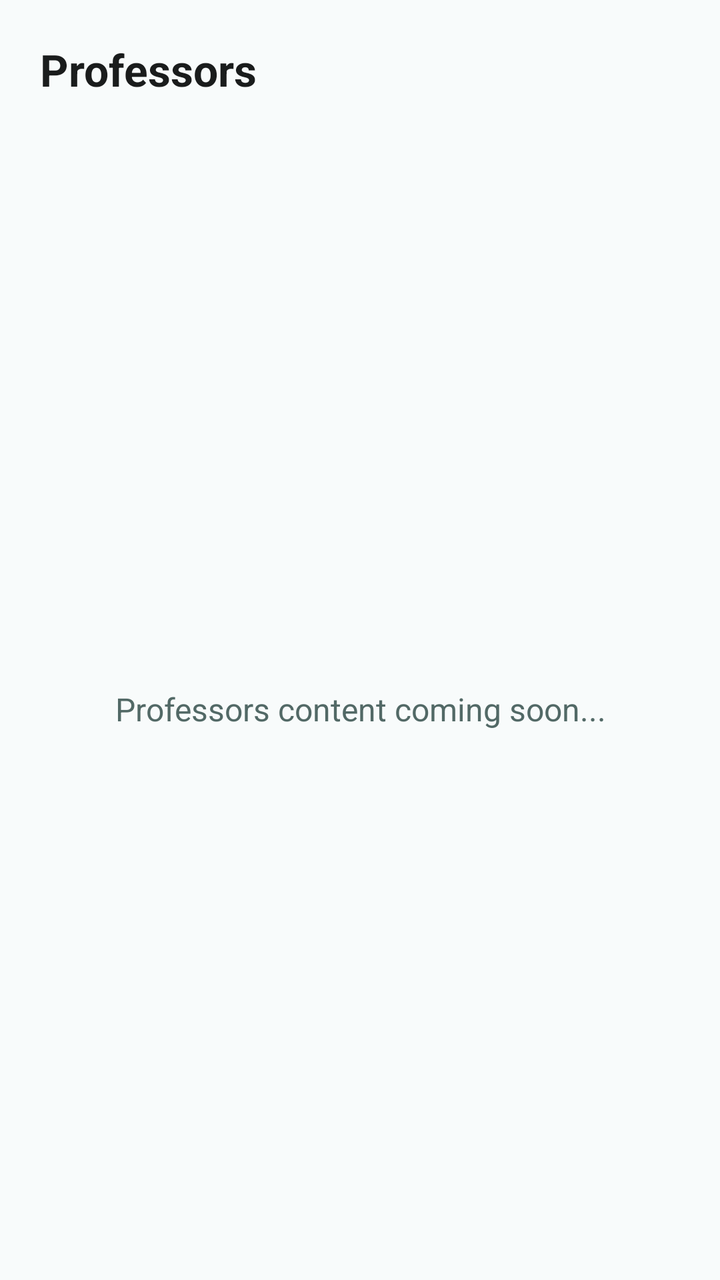
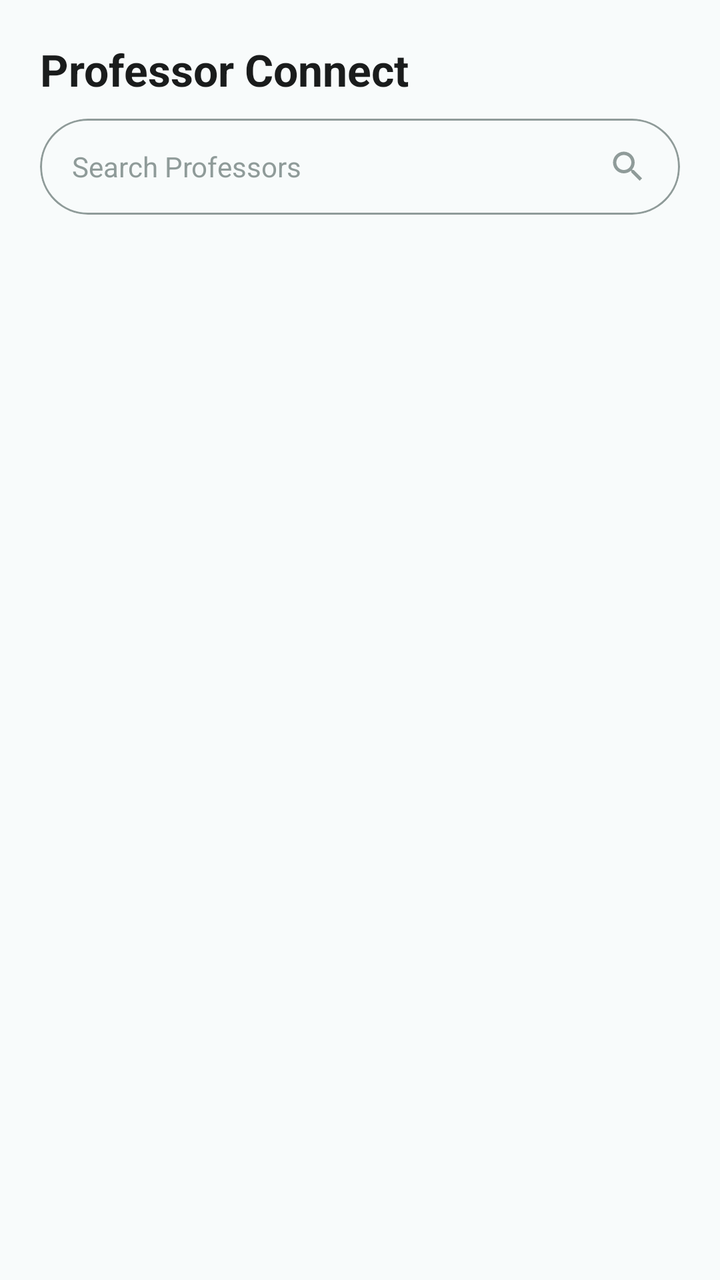

Before-and-after screenshots of an Android layout around one commit, followed by the original layout XML and the change that was made.
<!-- AndroidManifest.xml: application theme Theme.CampusBiome -->
<!-- res/layout/fragment_professors.xml -->
<?xml version="1.0" encoding="utf-8"?>
<LinearLayout xmlns:android="http://schemas.android.com/apk/res/android"
    android:layout_width="match_parent"
    android:layout_height="match_parent"
    android:orientation="vertical"
    android:background="#F8FBFB">

    
    <LinearLayout
        android:layout_width="match_parent"
        android:layout_height="wrap_content"
        android:orientation="horizontal"
        android:padding="20dp"
        android:gravity="center_vertical">

        <TextView
            android:layout_width="0dp"
            android:layout_height="wrap_content"
            android:layout_weight="1"
            android:text="Professors"
            android:textSize="22sp"
            android:textStyle="bold"
            android:textColor="#1A1C1C"/>

    </LinearLayout>

    <TextView
        android:layout_width="match_parent"
        android:layout_height="match_parent"
        android:text="Professors content coming soon..."
        android:gravity="center"
        android:textSize="16sp"
        android:textColor="#526966"/>

</LinearLayout>
<!-- resources referenced by this layout -->
<resources>
  <style name="Theme.CampusBiome" parent="Theme.MaterialComponents.Light.NoActionBar">
          <item name="colorPrimary">@color/primary</item>
          <item name="colorPrimaryDark">@color/primary_dark</item>
          <item name="colorAccent">@color/accent</item>
          <item name="android:windowBackground">@color/background</item>
      </style>
  <color name="primary">#4A8C7F</color>
  <color name="primary_dark">#3A7066</color>
  <color name="accent">#2D6A5E</color>
  <color name="background">#E8F5F2</color>
</resources>

<!-- the commit's change to res/layout/fragment_professors.xml (unified diff, before → after) -->
@@ -1,5 +1,6 @@
 <?xml version="1.0" encoding="utf-8"?>
 <LinearLayout xmlns:android="http://schemas.android.com/apk/res/android"
+    xmlns:app="http://schemas.android.com/apk/res-auto"
     android:layout_width="match_parent"
     android:layout_height="match_parent"
     android:orientation="vertical"
@@ -10,26 +11,78 @@
         android:layout_width="match_parent"
         android:layout_height="wrap_content"
         android:orientation="horizontal"
-        android:padding="20dp"
+        android:paddingHorizontal="20dp"
+        android:paddingTop="20dp"
+        android:paddingBottom="10dp"
         android:gravity="center_vertical">
+
+        <ImageView
+            android:id="@+id/btnBack"
+            android:layout_width="24dp"
+            android:layout_height="24dp"
+            android:src="@drawable/ic_back"
+            android:layout_marginEnd="16dp"
+            app:tint="#1A1C1C"
+            android:visibility="gone"/>
 
         <TextView
             android:layout_width="0dp"
             android:layout_height="wrap_content"
             android:layout_weight="1"
-            android:text="Professors"
+            android:text="Professor Connect"
             android:textSize="22sp"
             android:textStyle="bold"
             android:textColor="#1A1C1C"/>
 
     </LinearLayout>
 
-    <TextView
+    
+    <com.google.android.material.card.MaterialCardView
+        android:layout_width="match_parent"
+        android:layout_height="wrap_content"
+        android:layout_marginHorizontal="20dp"
+        android:layout_marginBottom="16dp"
+        app:cardCornerRadius="24dp"
+        app:cardElevation="0dp"
+        app:strokeWidth="1dp"
+        app:strokeColor="#8F9B99"
+        app:cardBackgroundColor="@android:color/transparent">
+
+        <LinearLayout
+            android:layout_width="match_parent"
+            android:layout_height="wrap_content"
+            android:orientation="horizontal"
+            android:gravity="center_vertical"
+            android:paddingHorizontal="16dp">
+
+            <EditText
+                android:id="@+id/etSearch"
+                android:layout_width="0dp"
+                android:layout_height="48dp"
+                android:layout_weight="1"
+                android:background="@null"
+                android:hint="Search Professors"
+                android:textColorHint="#8F9B99"
+                android:textColor="#1A1C1C"
+                android:textSize="14sp"
+                android:maxLines="1"
+                android:singleLine="true"/>
+
+            <ImageView
+                android:layout_width="20dp"
+                android:layout_height="20dp"
+                android:src="@drawable/ic_search"
+                app:tint="#8F9B99"/>
+
+        </LinearLayout>
+
+    </com.google.android.material.card.MaterialCardView>
+
+    <androidx.recyclerview.widget.RecyclerView
+        android:id="@+id/rvProfessors"
         android:layout_width="match_parent"
         android:layout_height="match_parent"
-        android:text="Professors content coming soon..."
-        android:gravity="center"
-        android:textSize="16sp"
-        android:textColor="#526966"/>
+        android:clipToPadding="false"
+        android:paddingBottom="20dp" />
 
 </LinearLayout>
<!-- resource entries referenced after the edit -->
@@ -1,5 +1,22 @@
 <!-- resources referenced by this layout -->
 <resources>
+  <!-- drawable ic_back (drawable) -->
+  <vector xmlns:android="http://schemas.android.com/apk/res/android" android:autoMirrored="true" android:height="24dp" android:tint="#000000" android:viewportHeight="24" android:viewportWidth="24" android:width="24dp">
+        
+      <path android:fillColor="@android:color/white" android:pathData="M20,11H7.83l5.59,-5.59L12,4l-8,8 8,8 1.41,-1.41L7.83,13H20v-2z"/>
+      
+  </vector>
+  <!-- drawable ic_search (drawable) -->
+  <vector xmlns:android="http://schemas.android.com/apk/res/android"
+      android:width="24dp"
+      android:height="24dp"
+      android:viewportWidth="24"
+      android:viewportHeight="24"
+      android:tint="#000000">
+      <path
+          android:fillColor="@android:color/white"
+          android:pathData="M15.5,14h-0.79l-0.28,-0.27C15.41,12.59 16,11.11 16,9.5 16,5.91 13.09,3 9.5,3S3,5.91 3,9.5 5.91,16 9.5,16c1.61,0 3.09,-0.59 4.23,-1.57l0.27,0.28v0.79l5,4.99L20.49,19l-4.99,-5zM9.5,14C7.01,14 5,11.99 5,9.5S7.01,5 9.5,5 14,7.01 14,9.5 11.99,14 9.5,14z"/>
+  </vector>
   <style name="Theme.CampusBiome" parent="Theme.MaterialComponents.Light.NoActionBar">
           <item name="colorPrimary">@color/primary</item>
           <item name="colorPrimaryDark">@color/primary_dark</item>
